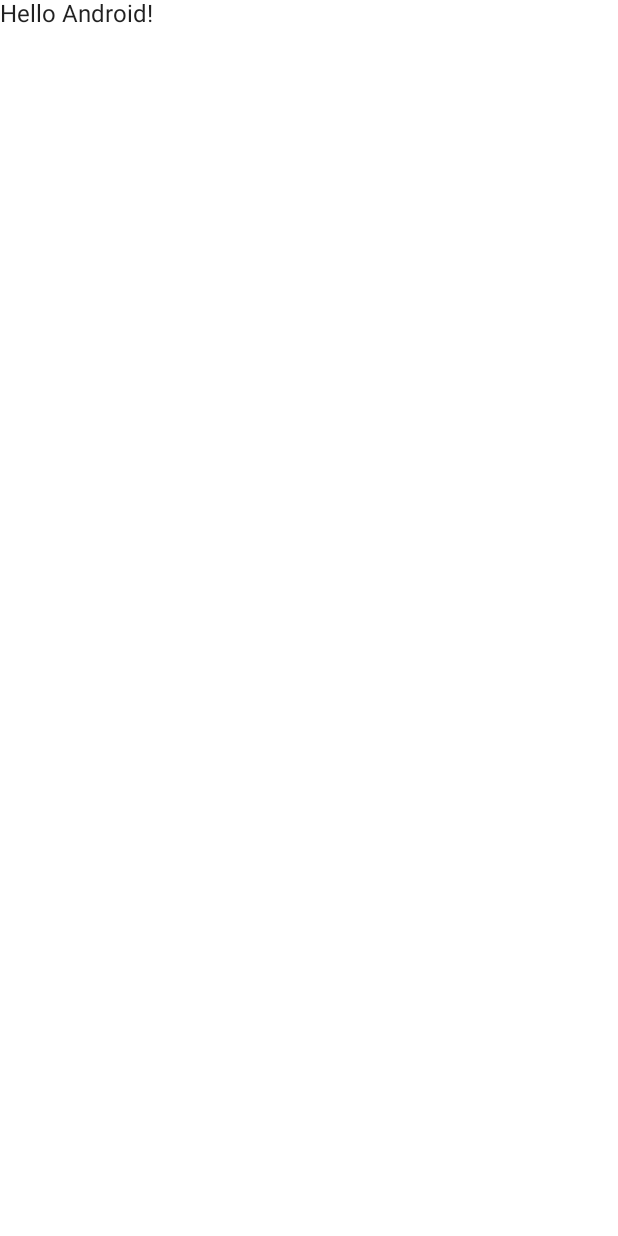
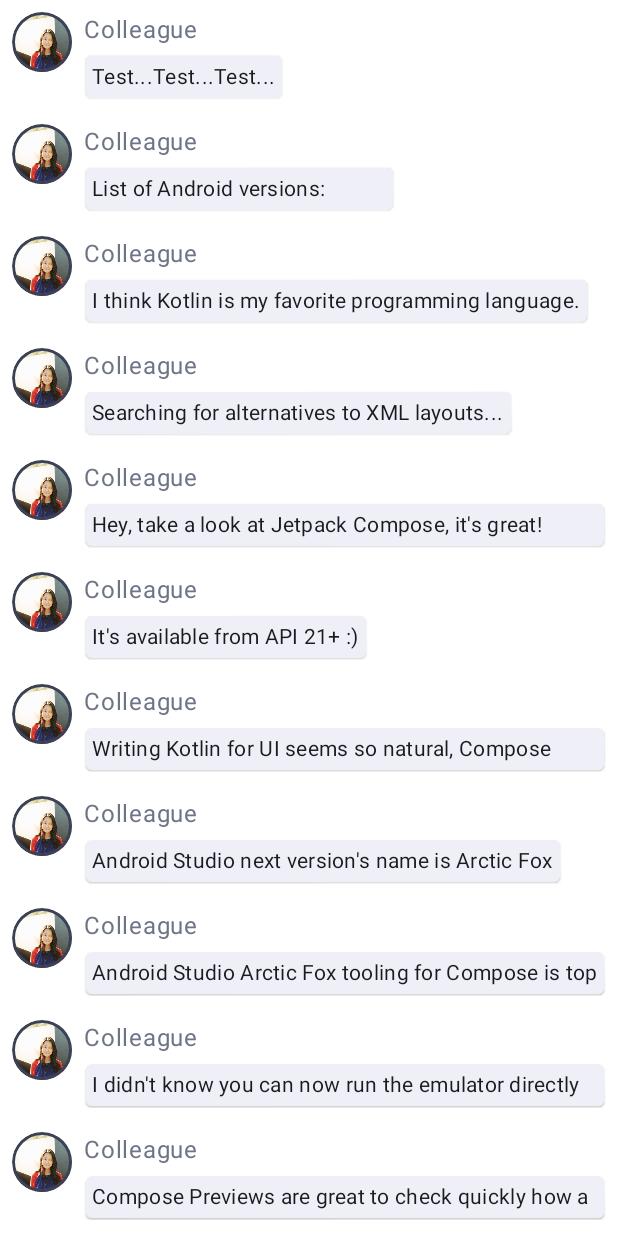
Before and after one commit to lovetodream/FunkyFox, an Android app built with Jetpack Compose: the screen it shows after launch (MainActivity), on a phone screen of 412 x 824 dp. Before the commit the screen is almost empty. Run offline under Robolectric (Android 15) with nearby library versions, the phone set to English and light mode, and no system bars.

Commit message:
feat: basic messaging with material 3

```diff
--- a/app/build.gradle
+++ b/app/build.gradle
@@ -57,6 +57,7 @@ dependencies {
     implementation "androidx.compose.ui:ui-tooling-preview:$compose_version"
     implementation 'androidx.lifecycle:lifecycle-runtime-ktx:2.3.1'
     implementation 'androidx.activity:activity-compose:1.3.0-alpha06'
+    implementation "androidx.compose.material3:material3:+"
     testImplementation 'junit:junit:4.+'
     androidTestImplementation 'androidx.test.ext:junit:1.1.2'
     androidTestImplementation 'androidx.test.espresso:espresso-core:3.3.0'
--- /dev/null
+++ b/app/src/main/java/com/timozacherl/funkyfox/DataSet.kt
@@ -0,0 +1,72 @@
+package com.timozacherl.funkyfox
+
+object DataSet {
+    // Sample conversation data
+    val conversationSample = listOf(
+        Message(
+            "Colleague",
+            "Test...Test...Test..."
+        ),
+        Message(
+            "Colleague",
+            "List of Android versions:\n" +
+                    "Android KitKat (API 19)\n" +
+                    "Android Lollipop (API 21)\n" +
+                    "Android Marshmallow (API 23)\n" +
+                    "Android Nougat (API 24)\n" +
+                    "Android Oreo (API 26)\n" +
+                    "Android Pie (API 28)\n" +
+                    "Android 10 (API 29)\n" +
+                    "Android 11 (API 30)\n" +
+                    "Android 12 (API 31)\n"
+        ),
+        Message(
+            "Colleague",
+            "I think Kotlin is my favorite programming language.\n" +
+                    "It's so much fun!"
+        ),
+        Message(
+            "Colleague",
+            "Searching for alternatives to XML layouts..."
+        ),
+        Message(
+            "Colleague",
+            "Hey, take a look at Jetpack Compose, it's great!\n" +
+                    "It's the Android's modern toolkit for building native UI." +
+                    "It simplifies and accelerates UI development on Android." +
+                    "Less code, powerful tools, and intuitive Kotlin APIs :)"
+        ),
+        Message(
+            "Colleague",
+            "It's available from API 21+ :)"
+        ),
+        Message(
+            "Colleague",
+            "Writing Kotlin for UI seems so natural, Compose where have you been all my life?"
+        ),
+        Message(
+            "Colleague",
+            "Android Studio next version's name is Arctic Fox"
+        ),
+        Message(
+            "Colleague",
+            "Android Studio Arctic Fox tooling for Compose is top notch ^_^"
+        ),
+        Message(
+            "Colleague",
+            "I didn't know you can now run the emulator directly from Android Studio"
+        ),
+        Message(
+            "Colleague",
+            "Compose Previews are great to check quickly how a composable layout looks like"
+        ),
+        Message(
+            "Colleague",
+            "Previews are also interactive after enabling the experimental setting"
+        ),
+        Message(
+            "Colleague",
+            "Have you tried writing build.gradle with KTS?"
+        ),
+    )
+}
--- a/app/src/main/java/com/timozacherl/funkyfox/MainActivity.kt
+++ b/app/src/main/java/com/timozacherl/funkyfox/MainActivity.kt
@@ -1,13 +1,29 @@
 package com.timozacherl.funkyfox
 
+import android.content.res.Configuration
 import android.os.Bundle
 import androidx.activity.ComponentActivity
 import androidx.activity.compose.setContent
-import androidx.compose.material.MaterialTheme
-import androidx.compose.material.Surface
-import androidx.compose.material.Text
-import androidx.compose.runtime.Composable
+import androidx.compose.animation.animateColorAsState
+import androidx.compose.animation.animateContentSize
+import androidx.compose.foundation.Image
+import androidx.compose.foundation.border
+import androidx.compose.foundation.clickable
+import androidx.compose.foundation.layout.*
+import androidx.compose.foundation.layout.Column
+import androidx.compose.foundation.lazy.LazyColumn
+import androidx.compose.foundation.lazy.items
+import androidx.compose.foundation.shape.CircleShape
+import androidx.compose.material3.MaterialTheme
+import androidx.compose.material3.Surface
+import androidx.compose.material3.Text
+import androidx.compose.runtime.*
+import androidx.compose.ui.Modifier
+import androidx.compose.ui.draw.clip
+import androidx.compose.ui.graphics.Color
+import androidx.compose.ui.res.painterResource
 import androidx.compose.ui.tooling.preview.Preview
+import androidx.compose.ui.unit.dp
 import com.timozacherl.funkyfox.ui.theme.FunkyFoxTheme
 
 class MainActivity : ComponentActivity() {
@@ -15,24 +31,82 @@ class MainActivity : ComponentActivity() {
         super.onCreate(savedInstanceState)
         setContent {
             FunkyFoxTheme {
-                // A surface container using the 'background' color from the theme
-                Surface(color = MaterialTheme.colors.background) {
-                    Greeting("Android")
-                }
+                Conversation(messages = DataSet.conversationSample)
+            }
+        }
+    }
+}
+
+data class Message(val author: String, val body: String)
+
+@Composable
+fun MessageCard(msg: Message) {
+    Row(modifier = Modifier.padding(8.dp)) {
+        Image(
+            painter = painterResource(id = R.drawable.profile_picture),
+            contentDescription = "Contact profile picture",
+            modifier = Modifier
+                .size(40.dp)
+                .clip(
+                    CircleShape
+                )
+                .border(1.5.dp, MaterialTheme.colorScheme.secondary, CircleShape)
+        )
+
+        Spacer(modifier = Modifier.width(8.dp))
+
+        var isExpanded by remember { mutableStateOf(false) }
+        val surfaceColor: Color by animateColorAsState(targetValue = if (isExpanded) MaterialTheme.colorScheme.primary else MaterialTheme.colorScheme.surface)
+
+        Column(modifier = Modifier.clickable { isExpanded = !isExpanded }) {
+            Text(text = msg.author, color = MaterialTheme.colorScheme.secondaryContainer)
+            Spacer(modifier = Modifier.height(4.dp))
+            Surface(
+                shape = androidx.compose.material.MaterialTheme.shapes.medium,
+                tonalElevation = 1.dp,
+                shadowElevation = 1.dp,
+                color = surfaceColor,
+                modifier = Modifier
+                    .animateContentSize()
+                    .padding(1.dp)
+            ) {
+                Text(
+                    text = msg.body,
+                    modifier = Modifier.padding(all = 4.dp),
+                    maxLines = if (isExpanded) Int.MAX_VALUE else 1,
+                    style = MaterialTheme.typography.bodyMedium
+                )
             }
         }
     }
 }
 
 @Composable
-fun Greeting(name: String) {
-    Text(text = "Hello $name!")
+fun Conversation(messages: List<Message>) {
+    LazyColumn {
+        items(messages) { message ->
+            MessageCard(msg = message)
+        }
+    }
 }
 
-@Preview(showBackground = true)
+@Preview(
+    uiMode = Configuration.UI_MODE_NIGHT_NO,
+    showBackground = true,
+    name = "Light Mode",
+    apiLevel = 32,
+    showSystemUi = true
+)
+@Preview(
+    uiMode = Configuration.UI_MODE_NIGHT_YES,
+    showBackground = true,
+    name = "Dark Mode",
+    apiLevel = 32,
+    showSystemUi = true
+)
 @Composable
 fun DefaultPreview() {
     FunkyFoxTheme {
-        Greeting("Android")
+        Conversation(messages = DataSet.conversationSample)
     }
 }
--- a/app/src/main/java/com/timozacherl/funkyfox/ui/theme/Shape.kt
+++ b/app/src/main/java/com/timozacherl/funkyfox/ui/theme/Shape.kt
@@ -5,7 +5,7 @@ import androidx.compose.material.Shapes
 import androidx.compose.ui.unit.dp
 
 val Shapes = Shapes(
-        small = RoundedCornerShape(4.dp),
-        medium = RoundedCornerShape(4.dp),
-        large = RoundedCornerShape(0.dp)
+    small = RoundedCornerShape(4.dp),
+    medium = RoundedCornerShape(4.dp),
+    large = RoundedCornerShape(0.dp)
 )
--- a/app/src/main/java/com/timozacherl/funkyfox/ui/theme/Theme.kt
+++ b/app/src/main/java/com/timozacherl/funkyfox/ui/theme/Theme.kt
@@ -1,44 +1,20 @@
 package com.timozacherl.funkyfox.ui.theme
 
 import androidx.compose.foundation.isSystemInDarkTheme
-import androidx.compose.material.MaterialTheme
-import androidx.compose.material.darkColors
-import androidx.compose.material.lightColors
+import androidx.compose.material3.*
 import androidx.compose.runtime.Composable
-
-private val DarkColorPalette = darkColors(
-        primary = Purple200,
-        primaryVariant = Purple700,
-        secondary = Teal200
-)
-
-private val LightColorPalette = lightColors(
-        primary = Purple500,
-        primaryVariant = Purple700,
-        secondary = Teal200
-
-        /* Other default colors to override
-    background = Color.White,
-    surface = Color.White,
-    onPrimary = Color.White,
-    onSecondary = Color.Black,
-    onBackground = Color.Black,
-    onSurface = Color.Black,
-    */
-)
+import androidx.compose.ui.platform.LocalContext
 
 @Composable
-fun FunkyFoxTheme(darkTheme: Boolean = isSystemInDarkTheme(), content: @Composable() () -> Unit) {
-    val colors = if (darkTheme) {
-        DarkColorPalette
-    } else {
-        LightColorPalette
+fun FunkyFoxTheme(darkTheme: Boolean = isSystemInDarkTheme(), content: @Composable () -> Unit) {
+    val colorScheme = when {
+        darkTheme -> dynamicDarkColorScheme(LocalContext.current)
+        else -> dynamicLightColorScheme(LocalContext.current)
     }
 
     MaterialTheme(
-            colors = colors,
-            typography = Typography,
-            shapes = Shapes,
-            content = content
+        colorScheme = colorScheme,
+        typography = Typography,
+        content = content
     )
 }
--- a/app/src/main/java/com/timozacherl/funkyfox/ui/theme/Type.kt
+++ b/app/src/main/java/com/timozacherl/funkyfox/ui/theme/Type.kt
@@ -1,28 +1,10 @@
 package com.timozacherl.funkyfox.ui.theme
 
-import androidx.compose.material.Typography
+import androidx.compose.material3.Typography
 import androidx.compose.ui.text.TextStyle
 import androidx.compose.ui.text.font.FontFamily
 import androidx.compose.ui.text.font.FontWeight
 import androidx.compose.ui.unit.sp
 
 // Set of Material typography styles to start with
-val Typography = Typography(
-        body1 = TextStyle(
-                fontFamily = FontFamily.Default,
-                fontWeight = FontWeight.Normal,
-                fontSize = 16.sp
-        )
-        /* Other default text styles to override
-    button = TextStyle(
-        fontFamily = FontFamily.Default,
-        fontWeight = FontWeight.W500,
-        fontSize = 14.sp
-    ),
-    caption = TextStyle(
-        fontFamily = FontFamily.Default,
-        fontWeight = FontWeight.Normal,
-        fontSize = 12.sp
-    )
-    */
-)
+val Typography = Typography()
```
Also changed, not shown: app/src/main/res/drawable/profile_picture.png (added).
